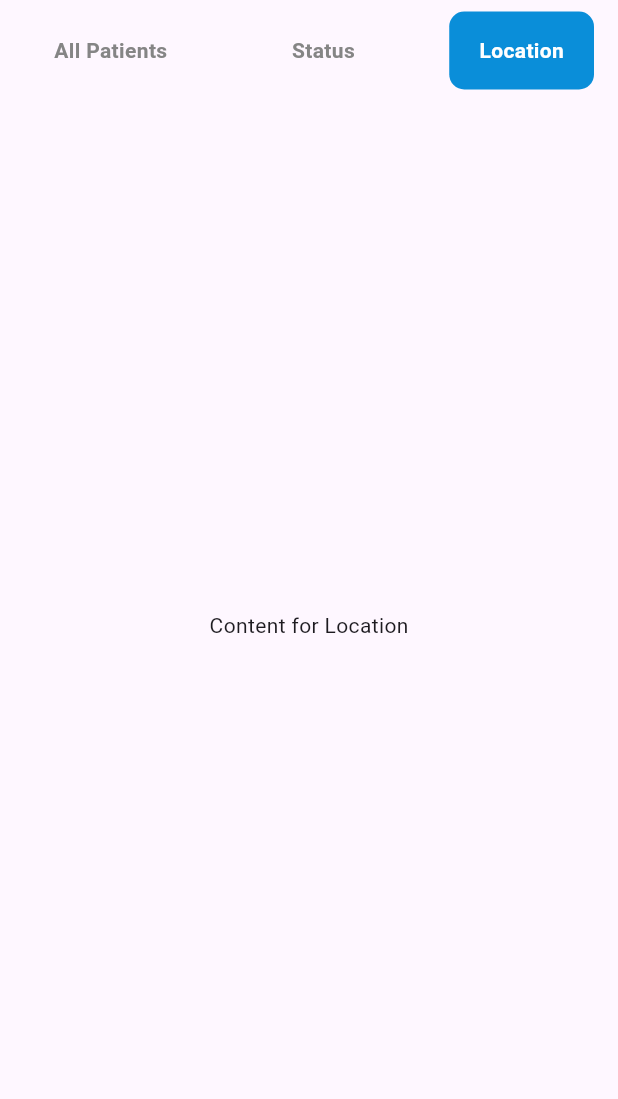
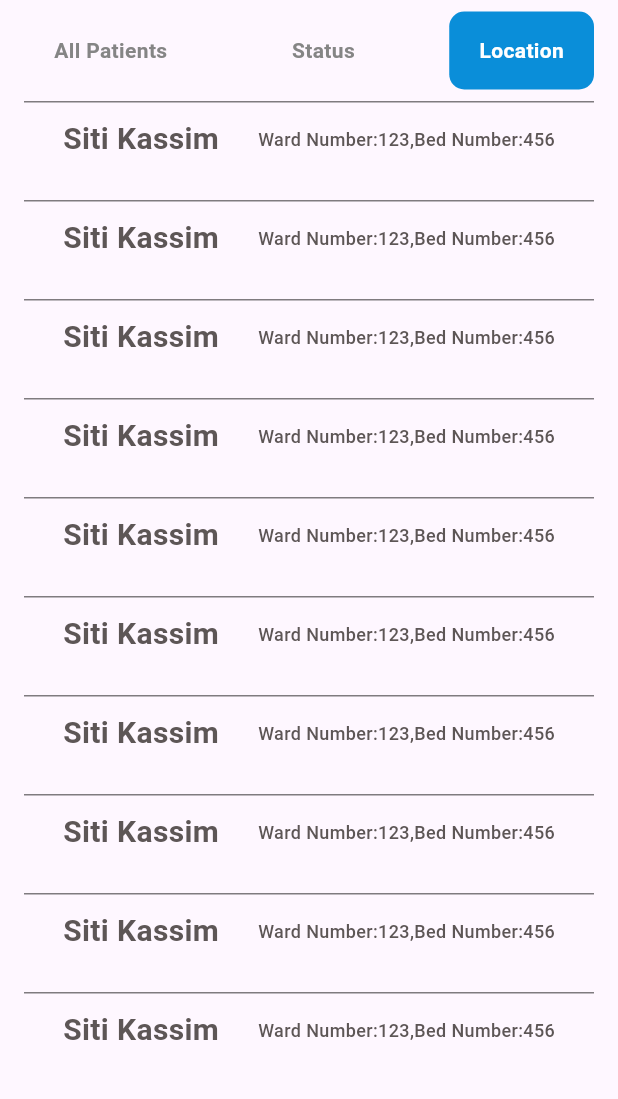
Before and after one commit to aidilaqif/OnPatient, a Flutter app: the screen it shows after launch, after a tap on "Status", after a tap on "Location", on a phone screen of 412 x 824 dp, the part 74-1173 px from its top. Run offline on Flutter 3.47's test engine with Material 3 defaults, Android fonts, the phone set to English and light mode, and no system bars; drawn by our look-alikes of stroke_text; Roboto replaces fonts that are missing (Raleway, Sansita One).

Commit message:
status and location features done

```diff
--- a/lib/view/HomePage.dart
+++ b/lib/view/HomePage.dart
@@ -8,6 +8,10 @@ class HomePage extends StatefulWidget {
 
 class _HomePageState extends State<HomePage> {
   String selectedFilter = 'All Patients'; // Default selected filter
+  String patientName = "Siti Kassim"; // Example patient name
+  int patientAge = 75; // Example patient age
+  int bedNumber = 123; // Example bed number
+  int wardNumber = 456; // Example ward number
 
   @override
   Widget build(BuildContext context) {
@@ -103,20 +107,33 @@ class _HomePageState extends State<HomePage> {
         return ListView.builder(
           itemCount: 10, // Replace with the actual number of patients
           itemBuilder: (context, index) {
-            return buildPatientItem();
+            return buildPatientItem(
+                patientName, patientAge, bedNumber, wardNumber);
           },
         );
       case 'Status':
-        return Text('Content for Status');
+        return ListView.builder(
+          itemCount: 10,
+          itemBuilder: (context, index) {
+            return buildStatusItem(patientName);
+          },
+        );
+
       case 'Location':
-        return Text('Content for Location');
+        return ListView.builder(
+          itemCount: 10,
+          itemBuilder: (context, index) {
+            return buildLocationItem(patientName, bedNumber, wardNumber);
+          },
+        );
       default:
         return Container();
     }
   }
 }
 
-Widget buildPatientItem() {
+Widget buildPatientItem(
+    String patientName, int patientAge, int bedNumber, int wardNumber) {
   return Container(
       height: 98,
       width: 236,
@@ -133,15 +150,15 @@ Widget buildPatientItem() {
         mainAxisAlignment: MainAxisAlignment.spaceEvenly,
         children: [
           Text(
-            "Siti Kassim",
+            patientName,
             style: TextStyle(
               fontFamily: 'Raleway',
-              fontWeight: FontWeight.w500,
+              fontWeight: FontWeight.bold,
               fontSize: 17,
             ),
           ),
           Text(
-            "75 Years Old",
+            patientAge.toString() + "Years Old",
             style: TextStyle(
               fontFamily: 'Raleway',
               fontSize: 12,
@@ -155,14 +172,88 @@ Widget buildPatientItem() {
               children: [
                 Image.asset("icon/bed.png"),
                 SizedBox(width: 5),
-                Text("data"),
+                Text(bedNumber.toString()),
                 SizedBox(width: 10),
                 Image.asset("icon/ward.png"),
                 SizedBox(width: 5),
-                Text("data")
+                Text(wardNumber.toString())
               ],
             ),
           ),
         ],
       ));
 }
+
+Widget buildStatusItem(String patientName) {
+  return Container(
+      height: 50,
+      width: 236,
+      margin: EdgeInsets.symmetric(vertical: 8, horizontal: 16),
+      decoration: BoxDecoration(
+        border: Border(
+          top: BorderSide(
+            color: Colors.black,
+            width: 0.5,
+          ),
+        ),
+        color: Colors.transparent,
+      ),
+      child: Row(
+        mainAxisAlignment: MainAxisAlignment.spaceEvenly,
+        children: [
+          Text(
+            patientName,
+            style: TextStyle(
+                fontFamily: 'Raleway',
+                fontSize: 20,
+                fontWeight: FontWeight.bold,
+                color: Color(0XFF5D5656)),
+          ),
+          Icon(
+            Icons.wheelchair_pickup,
+            color: Colors.green,
+          ),
+        ],
+      ));
+}
+
+Widget buildLocationItem(String patientName, int wardNumber, int bedNumber) {
+  return Container(
+      height: 50,
+      width: 236,
+      margin: EdgeInsets.symmetric(vertical: 8, horizontal: 16),
+      decoration: BoxDecoration(
+        border: Border(
+          top: BorderSide(
+            color: Colors.black,
+            width: 0.5,
+          ),
+        ),
+        color: Colors.transparent,
+      ),
+      child: Row(
+        mainAxisAlignment: MainAxisAlignment.spaceEvenly,
+        children: [
+          Text(
+            patientName,
+            style: TextStyle(
+                fontFamily: 'Raleway',
+                fontSize: 20,
+                fontWeight: FontWeight.bold,
+                color: Color(0XFF5D5656)),
+          ),
+          Text(
+            "Ward Number:" +
+                wardNumber.toString() +
+                "," +
+                "Bed Number:" +
+                bedNumber.toString(),
+            style: TextStyle(
+                fontFamily: 'Raleway',
+                fontSize: 12,
+                fontWeight: FontWeight.w500,
+                color: Color(0XFF5D5656)),
+          )
+        ],
+      ));
+}
```
Also changed, not shown: assets/icon/green_wheelchair.png (added).
